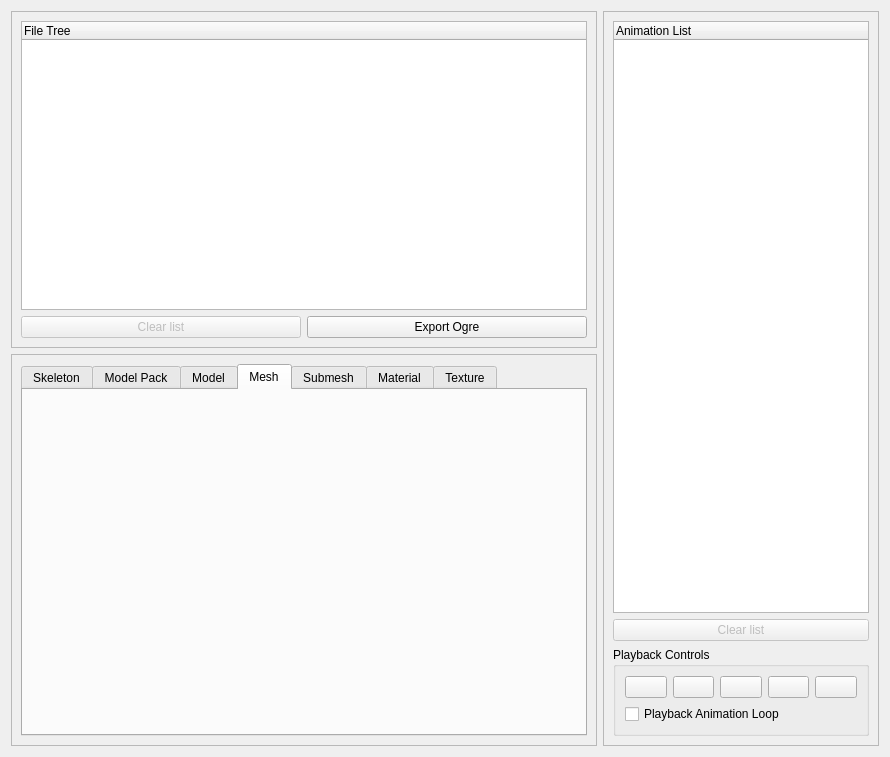
Above: LibXenoverse/xenoviewer/MainViewer.ui from DarioSamo/LibXenoverse before the change. Below: the same form after it.
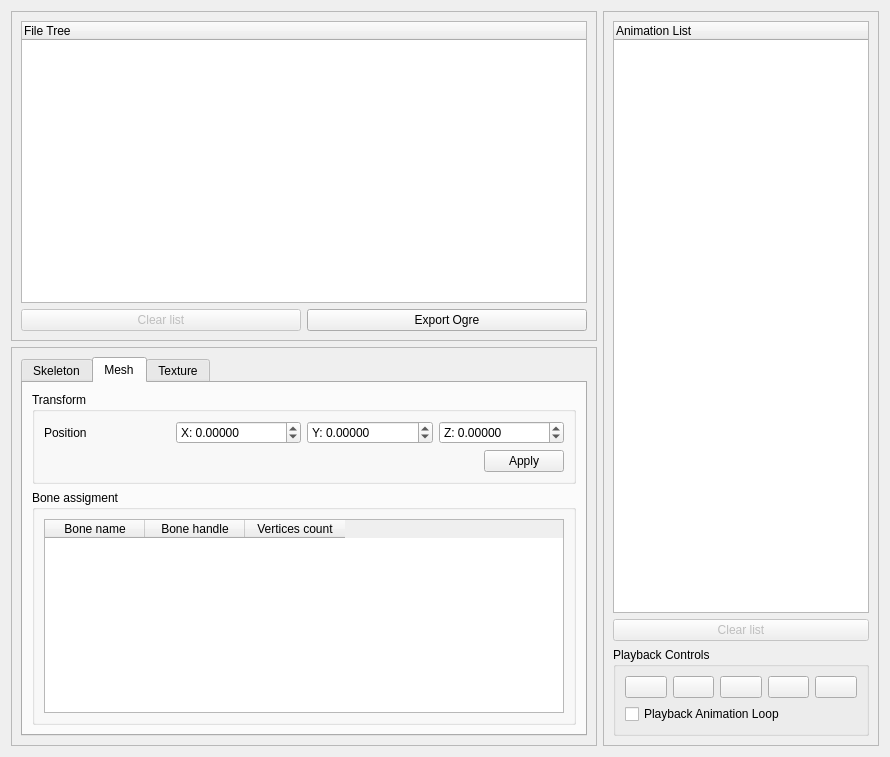
That is the form after the change. The open tabs and pages were chosen to show the change. Icons and pictures are not drawn. Custom widgets are drawn as their Qt base class.

Commit message: * added debug configuration  * added some function to merge 2 ogre skeletons (working on the paper but not in practice)  * added transform position mesh widget

What changed in the file:
```diff
--- a/LibXenoverse/xenoviewer/MainViewer.ui
+++ b/LibXenoverse/xenoviewer/MainViewer.ui
@@ -119,121 +119,176 @@
               </column>
              </widget>
             </item>
-           </layout>
-          </widget>
-          <widget class="QWidget" name="ModelPackTab">
-           <attribute name="title">
-            <string>Model Pack</string>
-           </attribute>
-           <layout class="QVBoxLayout" name="verticalLayout_5">
             <item>
-             <widget class="QGroupBox" name="groupBox">
-              <property name="title">
-               <string>Global</string>
-              </property>
-              <layout class="QVBoxLayout" name="verticalLayout">
-               <item>
-                <widget class="QFrame" name="frame_7">
-                 <property name="frameShape">
-                  <enum>QFrame::StyledPanel</enum>
-                 </property>
-                 <property name="frameShadow">
-                  <enum>QFrame::Raised</enum>
-                 </property>
-                 <layout class="QHBoxLayout" name="horizontalLayout_7">
-                  <item>
-                   <widget class="QLabel" name="label_4">
-                    <property name="minimumSize">
-                     <size>
-                      <width>130</width>
-                      <height>0</height>
-                     </size>
-                    </property>
-                    <property name="text">
-                     <string>Vertex Count:</string>
-                    </property>
-                   </widget>
-                  </item>
-                  <item>
-                   <widget class="QLabel" name="label_5">
-                    <property name="minimumSize">
-                     <size>
-                      <width>130</width>
-                      <height>0</height>
-                     </size>
-                    </property>
-                    <property name="text">
-                     <string>Polygon Count:</string>
-                    </property>
-                   </widget>
-                  </item>
-                 </layout>
-                </widget>
-               </item>
-               <item>
-                <widget class="QFrame" name="frame_3">
-                 <property name="frameShape">
-                  <enum>QFrame::StyledPanel</enum>
-                 </property>
-                 <property name="frameShadow">
-                  <enum>QFrame::Raised</enum>
-                 </property>
-                 <layout class="QVBoxLayout" name="verticalLayout_8">
-                  <item>
-                   <layout class="QHBoxLayout" name="horizontalLayout">
-                    <item>
-                     <widget class="QLabel" name="label_2">
-                      <property name="text">
-                       <string>Attach to Skeleton:</string>
-                      </property>
-                     </widget>
-                    </item>
-                    <item>
-                     <widget class="QComboBox" name="ModelSkeletonCombo"/>
-                    </item>
-                   </layout>
-                  </item>
-                  <item>
-                   <layout class="QHBoxLayout" name="horizontalLayout_5">
-                    <item>
-                     <widget class="QLabel" name="label">
-                      <property name="text">
-                       <string>Attach to bone:</string>
-                      </property>
-                     </widget>
-                    </item>
-                    <item>
-                     <widget class="QComboBox" name="ModelBoneCombo"/>
-                    </item>
-                   </layout>
-                  </item>
-                 </layout>
-                </widget>
-               </item>
-              </layout>
-             </widget>
+             <layout class="QHBoxLayout" name="horizontalLayout_10">
+              <item>
+               <spacer name="horizontalSpacer">
+                <property name="orientation">
+                 <enum>Qt::Horizontal</enum>
+                </property>
+                <property name="sizeHint" stdset="0">
+                 <size>
+                  <width>40</width>
+                  <height>20</height>
+                 </size>
+                </property>
+               </spacer>
+              </item>
+              <item>
+               <widget class="QPushButton" name="mergeSkeletonButton">
+                <property name="text">
+                 <string>Merge</string>
+                </property>
+               </widget>
+              </item>
+             </layout>
             </item>
            </layout>
           </widget>
-          <widget class="QWidget" name="ModelTab">
-           <attribute name="title">
-            <string>Model</string>
-           </attribute>
-          </widget>
           <widget class="QWidget" name="MeshTab">
            <attribute name="title">
             <string>Mesh</string>
            </attribute>
-          </widget>
-          <widget class="QWidget" name="SubmeshTab">
-           <attribute name="title">
-            <string>Submesh</string>
-           </attribute>
-          </widget>
-          <widget class="QWidget" name="MaterialTab">
-           <attribute name="title">
-            <string>Material</string>
-           </attribute>
+           <layout class="QVBoxLayout" name="verticalLayout_9">
+            <item>
+             <widget class="QGroupBox" name="transformGroupBox">
+              <property name="title">
+               <string>Transform</string>
+              </property>
+              <layout class="QVBoxLayout" name="verticalLayout">
+               <item>
+                <layout class="QHBoxLayout" name="horizontalLayout_5">
+                 <item>
+                  <widget class="QLabel" name="label">
+                   <property name="text">
+                    <string>Position</string>
+                   </property>
+                  </widget>
+                 </item>
+                 <item>
+                  <widget class="QDoubleSpinBox" name="posXSpinBox">
+                   <property name="prefix">
+                    <string>X: </string>
+                   </property>
+                   <property name="decimals">
+                    <number>5</number>
+                   </property>
+                   <property name="minimum">
+                    <double>-100.000000000000000</double>
+                   </property>
+                   <property name="maximum">
+                    <double>100.000000000000000</double>
+                   </property>
+                   <property name="singleStep">
+                    <double>0.010000000000000</double>
+                   </property>
+                   <property name="value">
+                    <double>0.000000000000000</double>
+                   </property>
+                  </widget>
+                 </item>
+                 <item>
+                  <widget class="QDoubleSpinBox" name="posYSpinBox">
+                   <property name="prefix">
+                    <string>Y: </string>
+                   </property>
+                   <property name="decimals">
+                    <number>5</number>
+                   </property>
+                   <property name="minimum">
+                    <double>-100.000000000000000</double>
+                   </property>
+                   <property name="maximum">
+                    <double>100.000000000000000</double>
+                   </property>
+                   <property name="singleStep">
+                    <double>0.010000000000000</double>
+                   </property>
+                  </widget>
+                 </item>
+                 <item>
+                  <widget class="QDoubleSpinBox" name="posZSpinBox">
+                   <property name="prefix">
+                    <string>Z: </string>
+                   </property>
+                   <property name="decimals">
+                    <number>5</number>
+                   </property>
+                   <property name="minimum">
+                    <double>-100.000000000000000</double>
+                   </property>
+                   <property name="maximum">
+                    <double>100.000000000000000</double>
+                   </property>
+                   <property name="singleStep">
+                    <double>0.010000000000000</double>
+                   </property>
+                  </widget>
+                 </item>
+                </layout>
+               </item>
+               <item>
+                <layout class="QHBoxLayout" name="horizontalLayout">
+                 <item>
+                  <spacer name="horizontalSpacer_2">
+                   <property name="orientation">
+                    <enum>Qt::Horizontal</enum>
+                   </property>
+                   <property name="sizeHint" stdset="0">
+                    <size>
+                     <width>40</width>
+                     <height>20</height>
+                    </size>
+                   </property>
+                  </spacer>
+                 </item>
+                 <item>
+                  <widget class="QPushButton" name="applyTransformButton">
+                   <property name="text">
+                    <string>Apply</string>
+                   </property>
+                  </widget>
+                 </item>
+                </layout>
+               </item>
+              </layout>
+             </widget>
+            </item>
+            <item>
+             <widget class="QGroupBox" name="groupBox">
+              <property name="title">
+               <string>Bone assigment</string>
+              </property>
+              <layout class="QVBoxLayout" name="verticalLayout_5">
+               <item>
+                <widget class="QTableWidget" name="vertexBoneAssignmentMeshTable">
+                 <property name="columnCount">
+                  <number>3</number>
+                 </property>
+                 <attribute name="verticalHeaderVisible">
+                  <bool>false</bool>
+                 </attribute>
+                 <column>
+                  <property name="text">
+                   <string>Bone name</string>
+                  </property>
+                 </column>
+                 <column>
+                  <property name="text">
+                   <string>Bone handle</string>
+                  </property>
+                 </column>
+                 <column>
+                  <property name="text">
+                   <string>Vertices count</string>
+                  </property>
+                 </column>
+                </widget>
+               </item>
+              </layout>
+             </widget>
+            </item>
+           </layout>
           </widget>
           <widget class="QWidget" name="TextureTab">
            <attribute name="title">
@@ -438,6 +493,11 @@
    <extends>QTreeWidget</extends>
    <header>FileTreeWidget.h</header>
   </customwidget>
+  <customwidget>
+   <class>BonesTreeWidget</class>
+   <extends>QTreeWidget</extends>
+   <header>BonesTreeWidget.h</header>
+  </customwidget>
  </customwidgets>
  <resources>
   <include location="xenoviewer.qrc"/>
```
Left out of the diff: 34 changed lines with no effect on the pictures. The commit also changes 23 other files.
